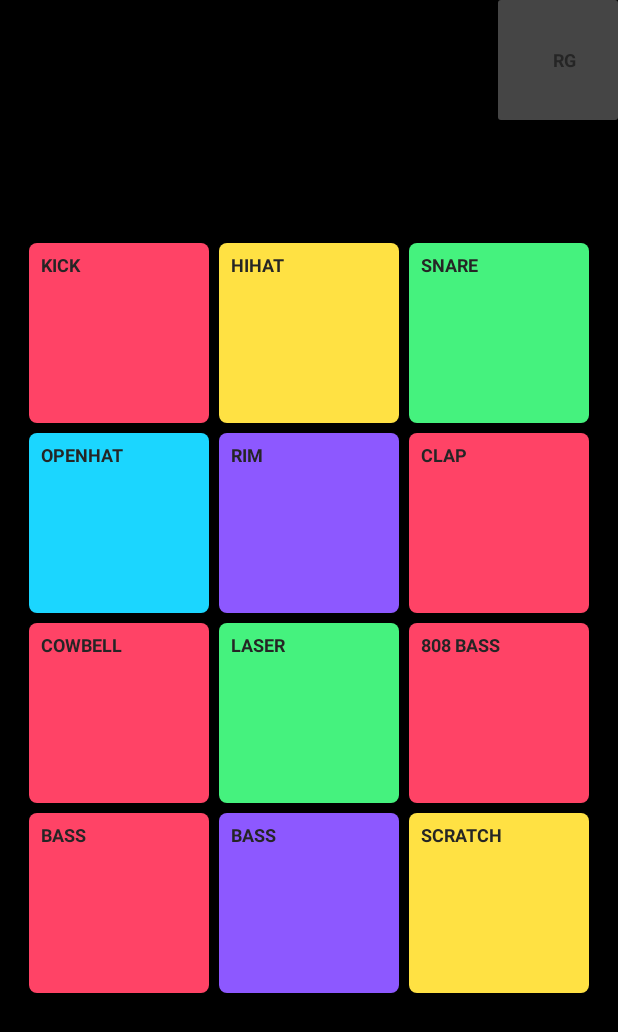
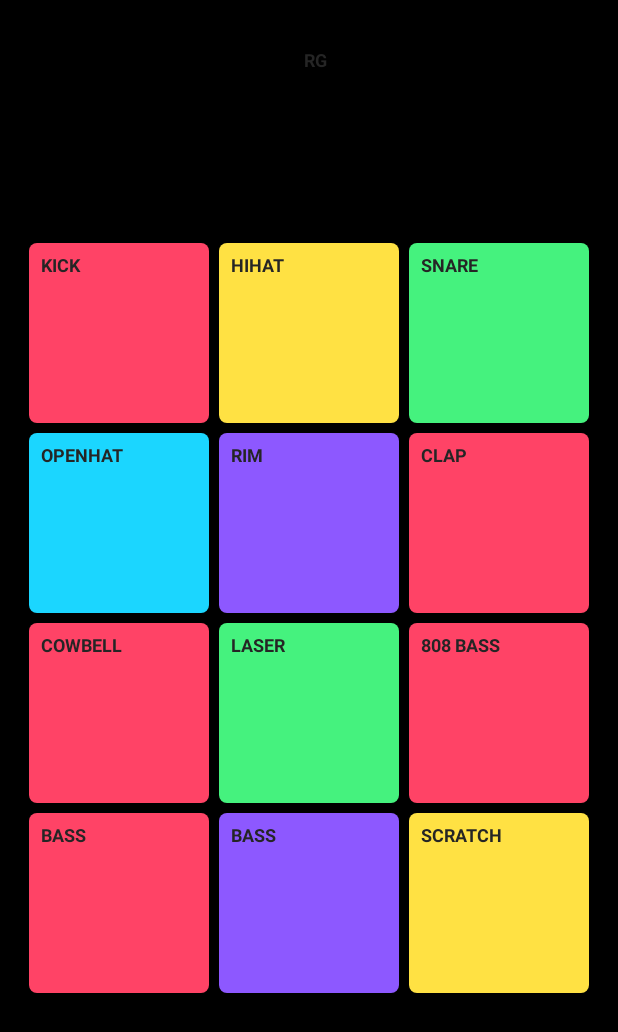
Before and after one commit to ivansavrikov/DrumPartsCreator, an Android app: the layout activity_real_time_rhythm.xml on its own in the app's theme, with its tools: preview values and no code run, on a phone screen of 412 x 824 dp. Shown: the top 1032 px of the screen. Run offline under Robolectric (Android 15) with nearby library versions, the phone set to English and light mode, and no system bars.

Commit message:
Перед глобальными изменениями

```diff
--- a/app/src/main/res/layout/activity_real_time_rhythm.xml
+++ b/app/src/main/res/layout/activity_real_time_rhythm.xml
@@ -14,8 +14,9 @@
         android:layout_height="80dp"
         android:gravity="center"
         android:text="RG"
-        app:backgroundTint="@color/gray"
+        app:backgroundTint="@color/transparent"
         app:layout_constraintEnd_toEndOf="parent"
+        app:layout_constraintStart_toStartOf="parent"
         app:layout_constraintTop_toTopOf="parent" />
 
     <GridLayout
--- a/app/src/main/res/layout/activity_rhythmic_grid.xml
+++ b/app/src/main/res/layout/activity_rhythmic_grid.xml
@@ -110,7 +110,7 @@
         android:id="@+id/spinner"
         android:layout_width="200dp"
         android:layout_height="wrap_content"
-        android:background="@color/white"
+        android:background="@color/gray"
         android:minHeight="40dp"
         android:textAlignment="center"
         app:layout_constraintBottom_toTopOf="@+id/bpm_picker"
--- a/app/src/main/res/values/strings.xml
+++ b/app/src/main/res/values/strings.xml
@@ -16,5 +16,7 @@
     <string name="pad12_name">SCRATCH</string>
     <string name="dummy_button">Dummy Button</string>
     <string name="dummy_content">DUMMY\nCONTENT</string>
+    <!-- TODO: Remove or change this placeholder text -->
+    <string name="hello_blank_fragment">Hello blank fragment</string>
 
 </resources>
```
Also changed, not shown: app/src/main/java/com/example/courseproject/RealTimeRhythm.kt (+4 -4 lines), app/src/main/java/com/example/courseproject/RhythmicGridActivity.kt (+4 -4 lines).
